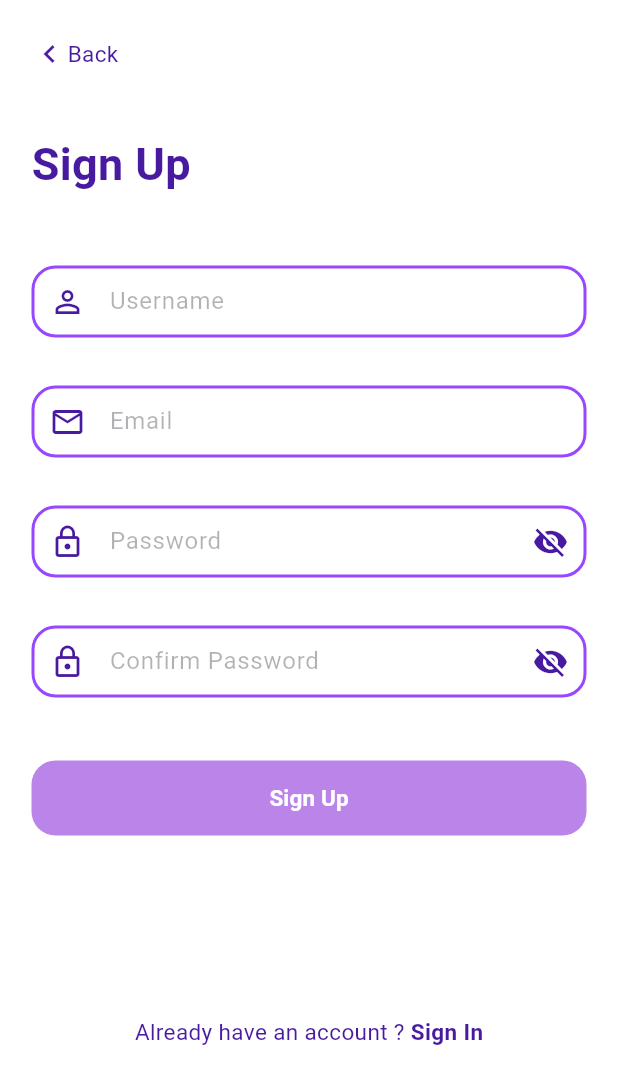
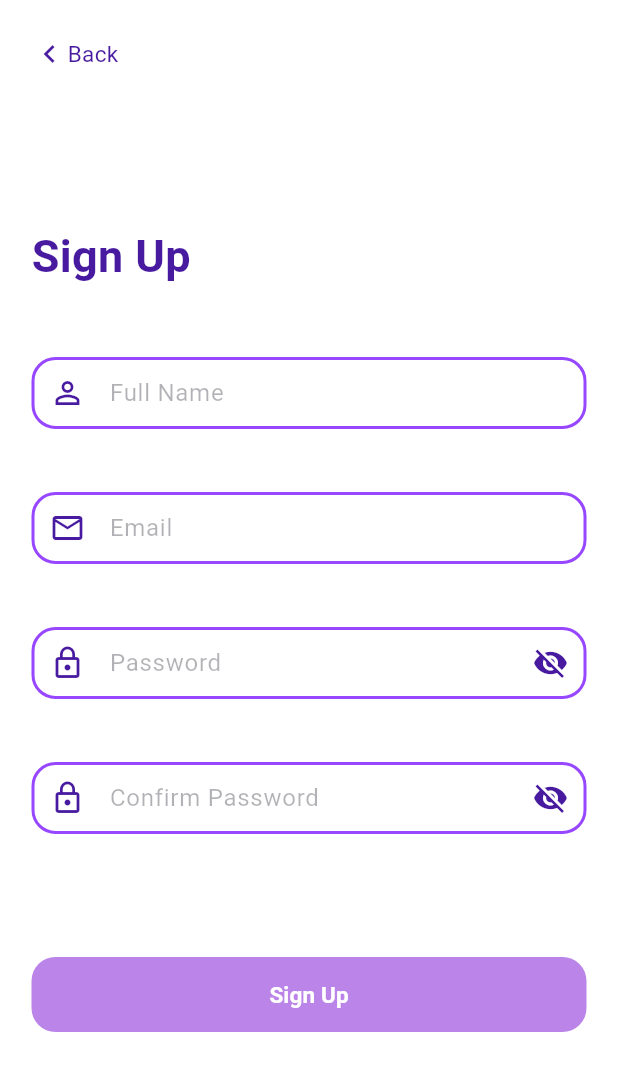
Before and after one commit to MartynaTyc/lab_mobilne, a Flutter app: the SignUpScreen screen opened directly, on a phone screen of 412 x 824 dp. Shown: the top 1084 px of the screen. Run offline on Flutter 3.47's test engine with Material 3 defaults, Android fonts, the phone set to English and light mode, and no system bars.

Commit message:
ekran sign up - dopasowanie wygladu z figmy

```diff
--- a/lib/screens/sign_up_screen.dart
+++ b/lib/screens/sign_up_screen.dart
@@ -44,7 +44,7 @@ class _SignUpScreenState extends State<SignUpScreen> {
                     Text('Back', style: TextStyle(fontSize: textFontSize, color: titleColor)),
                   ],),),
 
-              const SizedBox(height: 40),
+              const SizedBox(height: 101),
 
               const Text('Sign Up', style: TextStyle(fontSize: titleFontSize, fontWeight: FontWeight.bold, color: titleColor)),
 
@@ -54,7 +54,7 @@ class _SignUpScreenState extends State<SignUpScreen> {
                 child: TextField(
                   controller: usernameController,
                   decoration: InputDecoration(
-                    hintText: 'Username',
+                    hintText: 'Full Name',
                     hintStyle: const TextStyle(color: hintColor),
                     prefixIcon: const Icon(Icons.person_outline),
                     prefixIconColor: titleColor,
@@ -62,7 +62,7 @@ class _SignUpScreenState extends State<SignUpScreen> {
                     enabledBorder: border,
                     focusedBorder: border,),),),
 
-              const SizedBox(height: fieldToField),
+              const SizedBox(height: 40),
               SizedBox(
                 height: fieldHeight,
                 child: TextField(
@@ -76,7 +76,7 @@ class _SignUpScreenState extends State<SignUpScreen> {
                     enabledBorder: border,
                     focusedBorder: border,),),),
 
-              const SizedBox(height: fieldToField),
+              const SizedBox(height: 40),
               SizedBox(
                 height: fieldHeight,
                 child: TextField(
@@ -94,12 +94,12 @@ class _SignUpScreenState extends State<SignUpScreen> {
                         setState(() {
                           hidePassword = !hidePassword;
                         });
-                        },),
+                      },),
                     contentPadding: EdgeInsets.zero,
                     enabledBorder: border,
                     focusedBorder: border,),),),
 
-              const SizedBox(height: fieldToField),
+              const SizedBox(height: 40),
               SizedBox(
                 height: fieldHeight,
                 child: TextField(
@@ -121,7 +121,7 @@ class _SignUpScreenState extends State<SignUpScreen> {
                     enabledBorder: border,
                     focusedBorder: border,),),),
 
-              const SizedBox(height: forgotToButton),
+              const SizedBox(height: 80),
               SizedBox(
                 width: double.infinity,
                 height: buttonHeight,
@@ -131,7 +131,7 @@ class _SignUpScreenState extends State<SignUpScreen> {
                     shape: RoundedRectangleBorder(borderRadius: BorderRadius.circular(borderRadius)),),
                   child: const Text('Sign Up', style: TextStyle(fontSize: textFontSize, fontWeight: FontWeight.bold)),),),
 
-              const SizedBox(height: 120),
+              const SizedBox(height: 140),
               Center(
                 child: Row(
                   mainAxisSize: MainAxisSize.min,
```
